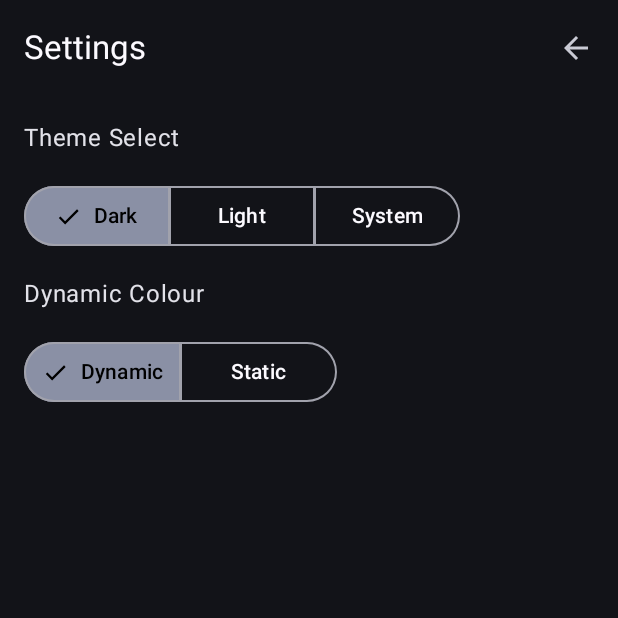
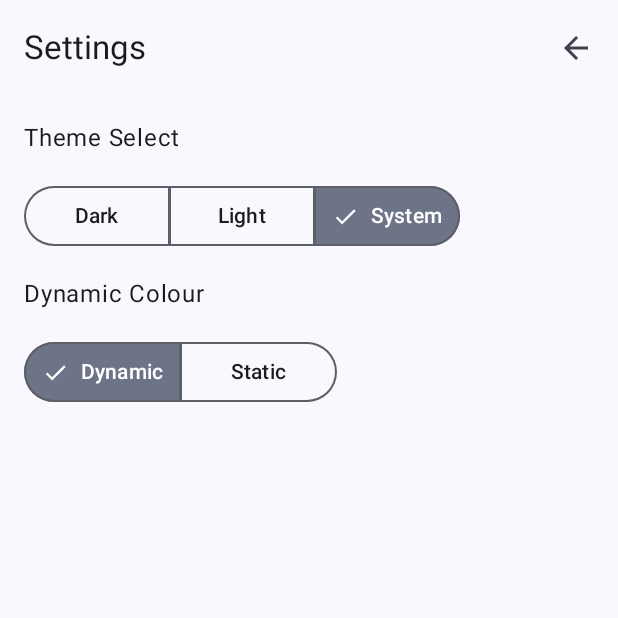
Before and after one commit to flandolf/sets2, an Android app built with Jetpack Compose: the SettingsScreen screen opened through its navigation route, after a tap on "Dark", on a phone screen of 412 x 824 dp, the top half of it. Run offline under Robolectric (Android 15) with nearby library versions, the phone set to English and light mode, and no system bars; network calls fail; 1 statement that could not run was skipped.

Commit message:
added theme saving, added viewmodels

```diff
--- a/app/src/main/java/com/flandolf/sets2/MainActivity.kt
+++ b/app/src/main/java/com/flandolf/sets2/MainActivity.kt
@@ -1,5 +1,8 @@
 package com.flandolf.sets2
 
+import SetTimerViewModel
+import ThemeViewModel
+import WorkoutViewModel
 import android.os.Bundle
 import androidx.activity.ComponentActivity
 import androidx.activity.compose.setContent
@@ -36,11 +39,10 @@ import androidx.compose.material3.Text
 import androidx.compose.material3.TextButton
 import androidx.compose.material3.TopAppBar
 import androidx.compose.runtime.Composable
-import androidx.compose.runtime.LaunchedEffect
 import androidx.compose.runtime.MutableState
+import androidx.compose.runtime.collectAsState
 import androidx.compose.runtime.getValue
 import androidx.compose.runtime.mutableIntStateOf
-import androidx.compose.runtime.mutableLongStateOf
 import androidx.compose.runtime.mutableStateOf
 import androidx.compose.runtime.remember
 import androidx.compose.runtime.setValue
@@ -48,50 +50,52 @@ import androidx.compose.ui.Alignment
 import androidx.compose.ui.Modifier
 import androidx.compose.ui.text.font.FontWeight
 import androidx.compose.ui.unit.dp
-import androidx.lifecycle.Lifecycle
-import androidx.lifecycle.lifecycleScope
-import androidx.lifecycle.repeatOnLifecycle
+import androidx.lifecycle.viewmodel.compose.viewModel
 import androidx.navigation.NavController
 import androidx.navigation.compose.NavHost
 import androidx.navigation.compose.composable
 import androidx.navigation.compose.rememberNavController
-import com.flandolf.sets2.ui.theme.Sets2Theme
+import com.flandolf.sets2.ui.theme.AppTheme
 import com.flandolf.sets2.ui.theme.Typography
-import kotlinx.coroutines.delay
-import kotlinx.coroutines.launch
 import java.util.Locale
 import kotlin.time.Duration
 import kotlin.time.Duration.Companion.minutes
 import kotlin.time.Duration.Companion.seconds
+import androidx.lifecycle.ViewModel
+import androidx.lifecycle.ViewModelProvider
 
 class MainActivity : ComponentActivity() {
-
 
     override fun onCreate(savedInstanceState: Bundle?) {
         super.onCreate(savedInstanceState)
         enableEdgeToEdge()
 
-        val themeViewModel: ThemeViewModel by viewModels()
+        val themePreferences = ThemePreferences(this)
+        val themeViewModel: ThemeViewModel by viewModels {
+            object : ViewModelProvider.Factory {
+                override fun <T : ViewModel> create(modelClass: Class<T>): T {
+                    @Suppress("UNCHECKED_CAST")
+                    return ThemeViewModel(themePreferences) as T
+                }
+            }
+        }
 
 
-        lifecycleScope.launch {
-            repeatOnLifecycle(Lifecycle.State.STARTED) {
-                setContent {
-                    Sets2Theme (
-                        darkTheme = themeViewModel.darkTheme,
-                        dynamicColor = themeViewModel.dynamicColor
-                    ) {
-                        Navigation(themeViewModel)
-                    }
-                }
+        setContent {
+            val dynamicColorState = themeViewModel.dynamicColor.collectAsState()
+            AppTheme(
+                darkTheme = themeViewModel.darkTheme.collectAsState().value,
+                dynamicColor = dynamicColorState
+            ) {
+                Navigation(themeViewModel)
             }
         }
     }
 }
-
 @Composable
 fun Navigation(themeViewModel: ThemeViewModel) {
     val navController = rememberNavController()
+
 
     NavHost(navController = navController, startDestination = "home") {
         composable("home") {
@@ -107,6 +111,8 @@ fun Navigation(themeViewModel: ThemeViewModel) {
 
 @Composable
 fun HomeScreen(navController: NavController) {
+    val setTimerViewModel: SetTimerViewModel = viewModel()
+    val workoutViewModel: WorkoutViewModel = viewModel()
     Scaffold(
         topBar = { MainAppBar(navController) }
     ) { innerPadding ->
@@ -120,58 +126,45 @@ fun HomeScreen(navController: NavController) {
         ) {
             val sets = remember { mutableIntStateOf(1) }
             var restDuration by remember { mutableStateOf(3.minutes) }
-            CountdownTimer(sets, restDuration) { newDuration ->
+            CountdownTimer(sets, restDuration, { newDuration ->
                 restDuration = newDuration
-            }
+            }, viewModel = setTimerViewModel)
             SetCounter(sets)
-            WorkoutSession()
-
+            WorkoutSession(workoutViewModel)
         }
     }
 }
 
 @Composable
-fun WorkoutSession() {
-    var isRunning by remember { mutableStateOf(false) }
-    var elapsedTime by remember { mutableLongStateOf(0L) }
+fun WorkoutSession(viewModel: WorkoutViewModel = androidx.lifecycle.viewmodel.compose.viewModel()) {
+    val isRunning by viewModel::isRunning
+    val elapsedTime by viewModel::elapsedTime
     var showWorkoutCompletedDialog by remember { mutableStateOf(false) }
-    LaunchedEffect(isRunning) {
-        while (isRunning) {
-            delay(1000L) // Wait for 1 second
-            elapsedTime += 1
-        }
-    }
+
     val formattedTime = remember(elapsedTime) {
         val minutes = elapsedTime / 60
         val seconds = elapsedTime % 60
         String.format(Locale.getDefault(), "%02d:%02d", minutes, seconds)
     }
+
     if (showWorkoutCompletedDialog) {
         WorkoutCompletedDialog(
             onDismissRequest = { showWorkoutCompletedDialog = false },
             onConfirmation = {
                 showWorkoutCompletedDialog = false
-                elapsedTime = 0
+                viewModel.resetTimer()
             },
             duration = formattedTime
         )
     }
 
-
     Card(
-        elevation = CardDefaults.cardElevation(
-            defaultElevation = 6.dp
-        ),
-        colors = CardDefaults.cardColors(
-            containerColor = MaterialTheme.colorScheme.surfaceContainerLow,
-        ),
-        modifier = Modifier
-            .fillMaxWidth()
+        elevation = CardDefaults.cardElevation(defaultElevation = 6.dp),
+        colors = CardDefaults.cardColors(containerColor = MaterialTheme.colorScheme.surfaceContainerLow),
+        modifier = Modifier.fillMaxWidth()
     ) {
         Column(
-            modifier = Modifier
-                .padding(16.dp)
-                .fillMaxWidth(),
+            modifier = Modifier.padding(16.dp).fillMaxWidth(),
             verticalArrangement = Arrangement.spacedBy(16.dp)
         ) {
             Row(
@@ -182,17 +175,13 @@ fun WorkoutSession() {
                 Text("Workout Session", style = Typography.titleMedium)
             }
             Text(formattedTime, style = Typography.headlineMedium)
-            Row (
-                horizontalArrangement = Arrangement.spacedBy(16.dp)
-            ) {
-                FilledTonalButton(onClick = {
-                    isRunning=true
-                }, enabled = !isRunning) {
+            Row(horizontalArrangement = Arrangement.spacedBy(16.dp)) {
+                FilledTonalButton(onClick = { viewModel.startTimer() }, enabled = !isRunning) {
                     Text("Start Session")
                 }
                 ElevatedButton(onClick = {
-                    isRunning=false
-                    showWorkoutCompletedDialog=true
+                    viewModel.stopTimer()
+                    showWorkoutCompletedDialog = true
                 }, enabled = isRunning) {
                     Text("End Session")
                 }
@@ -280,24 +269,16 @@ fun SetCounter(sets: MutableState<Int>) {
 
     }
 }
-
 @Composable
-fun CountdownTimer(sets: MutableState<Int>, restDuration: Duration, onDurationChange: (Duration) -> Unit) {
-    var remainingTime by remember { mutableLongStateOf(restDuration.inWholeSeconds) }
-    var isRunning by remember { mutableStateOf(false) }
+fun CountdownTimer(
+    sets: MutableState<Int>,
+    restDuration: Duration,
+    onDurationChange: (Duration) -> Unit,
+    viewModel: SetTimerViewModel = androidx.lifecycle.viewmodel.compose.viewModel()
+) {
+    val remainingTime by viewModel::remainingTime
+    val isRunning by viewModel::isRunning
     val openAlertDialog = remember { mutableStateOf(false) }
-
-    // Countdown logic
-    LaunchedEffect(isRunning) {
-        if (isRunning) {
-            sets.value++
-            while (remainingTime > 0) {
-                delay(1000L) // Wait for 1 second
-                remainingTime -= 1
-            }
-            isRunning = false // Stop the timer when it finishes
-        }
-    }
 
     // Format the remaining time as "MM:SS"
     val formattedTime = remember(remainingTime) {
@@ -310,9 +291,8 @@ fun CountdownTimer(sets: MutableState<Int>, restDuration: Duration, onDurationCh
         ChangeTimerAlertDialog(
             onDismissRequest = { openAlertDialog.value = false },
             onConfirmation = { newDuration ->
-                remainingTime = newDuration.inWholeSeconds
-                onDurationChange(newDuration) // Update the rest duration
-                isRunning = false
+                viewModel.resetTimer(newDuration)
+                onDurationChange(newDuration)
                 openAlertDialog.value = false
             },
             currentDuration = restDuration
@@ -331,17 +311,14 @@ fun CountdownTimer(sets: MutableState<Int>, restDuration: Duration, onDurationCh
             horizontalArrangement = Arrangement.spacedBy(16.dp),
         ) {
             FilledTonalButton(
-                onClick = { isRunning = true },
+                onClick = { viewModel.startTimer(restDuration) },
                 enabled = !isRunning && remainingTime > 0
             ) {
                 Text(text = if (remainingTime > 0) "Start Rest!" else "Time's Up!")
             }
 
             ElevatedButton(
-                onClick = {
-                    remainingTime = restDuration.inWholeSeconds // Reset using the updated rest duration
-                    isRunning = false
-                }
+                onClick = { viewModel.resetTimer(restDuration) }
             ) {
                 Text(text = "Reset Timer")
             }
--- /dev/null
+++ b/app/src/main/java/com/flandolf/sets2/SetTimerViewModel.kt
@@ -0,0 +1,35 @@
+import androidx.compose.runtime.getValue
+import androidx.compose.runtime.mutableLongStateOf
+import androidx.compose.runtime.mutableStateOf
+import androidx.compose.runtime.setValue
+import androidx.lifecycle.ViewModel
+import androidx.lifecycle.viewModelScope
+import kotlinx.coroutines.delay
+import kotlinx.coroutines.launch
+import kotlin.time.Duration
+
+class SetTimerViewModel : ViewModel() {
+    var isRunning by mutableStateOf(false)
+        private set
+    var remainingTime by mutableLongStateOf(180L)
+        private set
+
+    fun startTimer(duration: Duration) {
+        if (!isRunning) {
+            isRunning = true
+            remainingTime = duration.inWholeSeconds
+            viewModelScope.launch {
+                while (isRunning && remainingTime > 0) {
+                    remainingTime -= 1
+                    delay(1000L)
+                }
+                isRunning = false
+            }
+        }
+    }
+
+    fun resetTimer(duration: Duration) {
+        isRunning = false
+        remainingTime = duration.inWholeSeconds
+    }
+}
--- a/app/src/main/java/com/flandolf/sets2/SettingsPage.kt
+++ b/app/src/main/java/com/flandolf/sets2/SettingsPage.kt
@@ -1,5 +1,6 @@
 package com.flandolf.sets2
 
+import ThemeViewModel
 import androidx.compose.foundation.layout.Arrangement
 import androidx.compose.foundation.layout.Column
 import androidx.compose.foundation.layout.fillMaxSize
@@ -16,10 +17,14 @@ import androidx.compose.ui.Alignment
 import androidx.compose.ui.Modifier
 import androidx.compose.ui.unit.dp
 import androidx.navigation.NavController
+import androidx.compose.runtime.collectAsState
+import androidx.compose.runtime.getValue
 
 @OptIn(ExperimentalMaterial3Api::class)
 @Composable
 fun SettingsScreen(navController: NavController, themeViewModel: ThemeViewModel) {
+    val darkTheme by themeViewModel.darkTheme.collectAsState()
+    val dynamicColor by themeViewModel.dynamicColor.collectAsState()
 
     Scaffold(
         topBar = { SettingsAppBar(navController = navController) }
@@ -38,7 +43,7 @@ fun SettingsScreen(navController: NavController, themeViewModel: ThemeViewModel)
                 verticalArrangement = Arrangement.spacedBy(16.dp)
             ) {
                 val darkOptions = listOf("Dark", "Light", "System")
-                val darkSelectedIndex = when (themeViewModel.darkTheme) {
+                val darkSelectedIndex = when (darkTheme) {
                     "Dark" -> 0
                     "Light" -> 1
                     "System" -> 2
@@ -62,7 +67,7 @@ fun SettingsScreen(navController: NavController, themeViewModel: ThemeViewModel)
                     }
                 }
 
-                val dynamicColorSelectedIndex = if (themeViewModel.dynamicColor) 0 else 1
+                val dynamicColorSelectedIndex = if (dynamicColor) 0 else 1
                 val dynamicColorOptions = listOf("Dynamic", "Static")
 
                 Text("Dynamic Colour")
--- /dev/null
+++ b/app/src/main/java/com/flandolf/sets2/ThemePreferences.kt
@@ -0,0 +1,37 @@
+package com.flandolf.sets2
+import android.content.Context
+import androidx.datastore.preferences.core.booleanPreferencesKey
+import androidx.datastore.preferences.core.edit
+import androidx.datastore.preferences.core.stringPreferencesKey
+import androidx.datastore.preferences.preferencesDataStore
+import kotlinx.coroutines.flow.Flow
+import kotlinx.coroutines.flow.map
+
+class ThemePreferences(private val context: Context) {
+    private val Context.dataStore by preferencesDataStore(name = "theme_preferences")
+
+    private val THEME_KEY = stringPreferencesKey("dark_theme")
+    private val DYNAMIC_COLOR_KEY = booleanPreferencesKey("dynamic_color")
+
+    val themeFlow: Flow<String> = context.dataStore.data
+        .map { preferences ->
+            preferences[THEME_KEY] ?: "System"
+        }
+
+    val dynamicColorFlow: Flow<Boolean> = context.dataStore.data
+        .map { preferences ->
+            preferences[DYNAMIC_COLOR_KEY] ?: true
+        }
+
+    suspend fun saveThemeSetting(theme: String) {
+        context.dataStore.edit { preferences ->
+            preferences[THEME_KEY] = theme
+        }
+    }
+
+    suspend fun saveDynamicColorSetting(dynamic: Boolean) {
+        context.dataStore.edit { preferences ->
+            preferences[DYNAMIC_COLOR_KEY] = dynamic
+        }
+    }
+}
--- a/app/src/main/java/com/flandolf/sets2/ThemeViewModel.kt
+++ b/app/src/main/java/com/flandolf/sets2/ThemeViewModel.kt
@@ -1,22 +1,27 @@
-package com.flandolf.sets2
+import androidx.lifecycle.ViewModel
+import androidx.lifecycle.viewModelScope
+import com.flandolf.sets2.ThemePreferences
+import kotlinx.coroutines.flow.SharingStarted
+import kotlinx.coroutines.flow.StateFlow
+import kotlinx.coroutines.flow.stateIn
+import kotlinx.coroutines.launch
 
-import androidx.compose.runtime.getValue
-import androidx.compose.runtime.mutableStateOf
-import androidx.compose.runtime.setValue
-import androidx.lifecycle.ViewModel
+class ThemeViewModel(private val themePreferences: ThemePreferences) : ViewModel() {
+    val darkTheme: StateFlow<String> = themePreferences.themeFlow
+        .stateIn(viewModelScope, SharingStarted.Lazily, "System")
 
-class ThemeViewModel : ViewModel() {
-    var darkTheme by mutableStateOf("System")
-        private set
+    val dynamicColor: StateFlow<Boolean> = themePreferences.dynamicColorFlow
+        .stateIn(viewModelScope, SharingStarted.Lazily, true)
 
     fun updateDarkTheme(theme: String) {
-        darkTheme = theme
+        viewModelScope.launch {
+            themePreferences.saveThemeSetting(theme)
+        }
     }
 
-    var dynamicColor by mutableStateOf(true)
-        private set
-
     fun updateDynamicColor(dynamic: Boolean) {
-        dynamicColor = dynamic
+        viewModelScope.launch {
+            themePreferences.saveDynamicColorSetting(dynamic)
+        }
     }
 }
--- /dev/null
+++ b/app/src/main/java/com/flandolf/sets2/WorkoutViewModel.kt
@@ -0,0 +1,38 @@
+import androidx.compose.runtime.getValue
+import androidx.compose.runtime.mutableLongStateOf
+import androidx.compose.runtime.mutableStateOf
+import androidx.compose.runtime.setValue
+import androidx.lifecycle.ViewModel
+import androidx.lifecycle.viewModelScope
+import kotlinx.coroutines.delay
+import kotlinx.coroutines.launch
+
+class WorkoutViewModel : ViewModel() {
+    var isRunning by mutableStateOf(false)
+        private set
+    var elapsedTime by mutableLongStateOf(0L)
+        private set
+
+    fun startTimer() {
+        if (!isRunning) {
+            isRunning = true
+            viewModelScope.launch {
+                while (isRunning) {
+                    elapsedTime += 1
+                    delay(1000L)
+
+                }
+            }
+        }
+    }
+
+    fun stopTimer() {
+        isRunning = false
+        elapsedTime = 0
+    }
+
+    fun resetTimer() {
+        isRunning = false
+        elapsedTime = 0
+    }
+}
--- a/app/src/main/java/com/flandolf/sets2/ui/theme/Theme.kt
+++ b/app/src/main/java/com/flandolf/sets2/ui/theme/Theme.kt
@@ -7,6 +7,7 @@ import androidx.compose.material3.dynamicDarkColorScheme
 import androidx.compose.material3.dynamicLightColorScheme
 import androidx.compose.material3.lightColorScheme
 import androidx.compose.runtime.Composable
+import androidx.compose.runtime.State
 import androidx.compose.ui.platform.LocalContext
 
 private val DarkColorScheme = darkColorScheme(
@@ -20,18 +21,17 @@ private val LightColorScheme = lightColorScheme(
     secondary = PurpleGrey40,
     tertiary = Pink40
 )
-
 @Composable
-fun Sets2Theme(
+fun AppTheme(
     darkTheme: String = "System",
-    dynamicColor: Boolean = true,
+    dynamicColor: State<Boolean>,
     content: @Composable () -> Unit
 ) {
     val colorScheme = when {
-        dynamicColor -> {
+        dynamicColor.value -> {
             val context = LocalContext.current
             if (darkTheme == "System") {
-                if(isSystemInDarkTheme()) dynamicDarkColorScheme(context) else dynamicLightColorScheme(context)
+                if (isSystemInDarkTheme()) dynamicDarkColorScheme(context) else dynamicLightColorScheme(context)
             } else if (darkTheme == "Dark") {
                 dynamicDarkColorScheme(context)
             } else {
```
